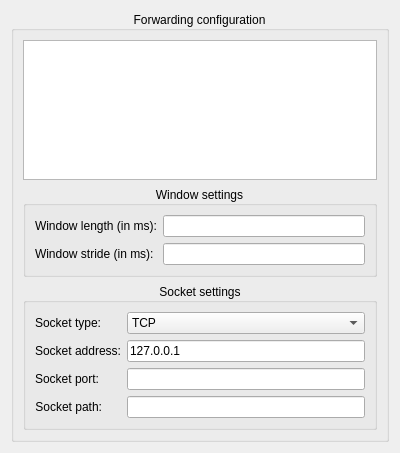
Before: the Qt Designer form biogui/resources/forwarding_config_widget.ui in pulp-bio/biogui, drawn with Qt 5.
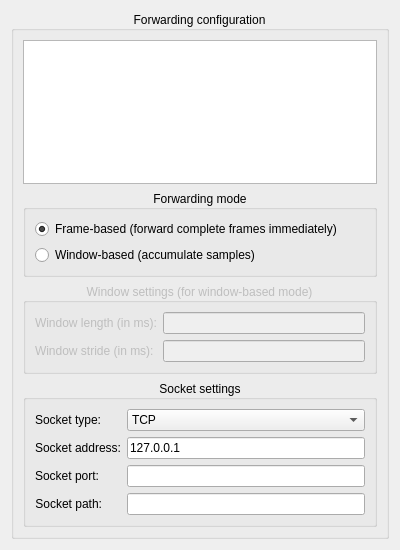
After: the same form once the commit is applied.

Commit message: New forwarding mode and counter forwarding bug fix (wulpus configuration)

What changed in the file:
```diff
--- a/biogui/resources/forwarding_config_widget.ui
+++ b/biogui/resources/forwarding_config_widget.ui
@@ -7,7 +7,7 @@
     <x>0</x>
     <y>0</y>
     <width>400</width>
-    <height>453</height>
+    <height>550</height>
    </rect>
   </property>
   <property name="windowTitle">
@@ -26,14 +26,52 @@
       <item>
        <widget class="QTreeView" name="dataSourceTree"/>
       </item>
+      <item>
+       <widget class="QGroupBox" name="modeGroupBox">
+        <property name="title">
+         <string>Forwarding mode</string>
+        </property>
+        <property name="alignment">
+         <set>Qt::AlignmentFlag::AlignCenter</set>
+        </property>
+        <layout class="QVBoxLayout" name="verticalLayout3">
+         <item>
+          <widget class="QRadioButton" name="frameBasedRadioButton">
+           <property name="text">
+            <string>Frame-based (forward complete frames immediately)</string>
+           </property>
+           <property name="checked">
+            <bool>true</bool>
+           </property>
+           <property name="toolTip">
+            <string>Forward data as soon as a complete frame arrives (recommended for real-time streaming)</string>
+           </property>
+          </widget>
+         </item>
+         <item>
+          <widget class="QRadioButton" name="windowBasedRadioButton">
+           <property name="text">
+            <string>Window-based (accumulate samples)</string>
+           </property>
+           <property name="toolTip">
+            <string>Accumulate samples into windows of specified length (for batch processing)</string>
+           </property>
+          </widget>
+         </item>
+        </layout>
+       </widget>
+      </item>
       <item>
        <widget class="QGroupBox" name="windowGroupBox">
         <property name="title">
-         <string>Window settings</string>
+         <string>Window settings (for window-based mode)</string>
         </property>
         <property name="alignment">
          <set>Qt::AlignmentFlag::AlignCenter</set>
         </property>
+        <property name="enabled">
+         <bool>false</bool>
+        </property>
         <layout class="QFormLayout" name="formLayout1">
          <item row="0" column="0">
           <widget class="QLabel" name="label1">
```
Left out of the diff: 9 changed lines with no effect on the pictures. The commit also changes 4 other files.
